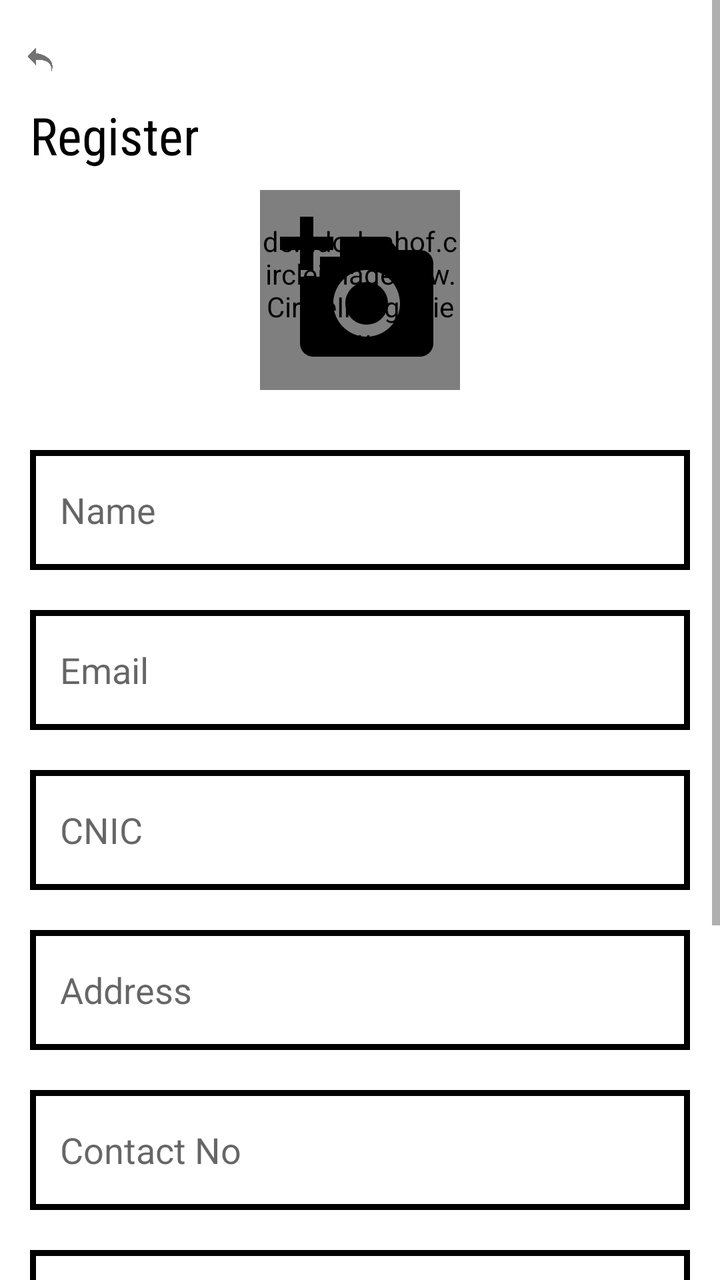
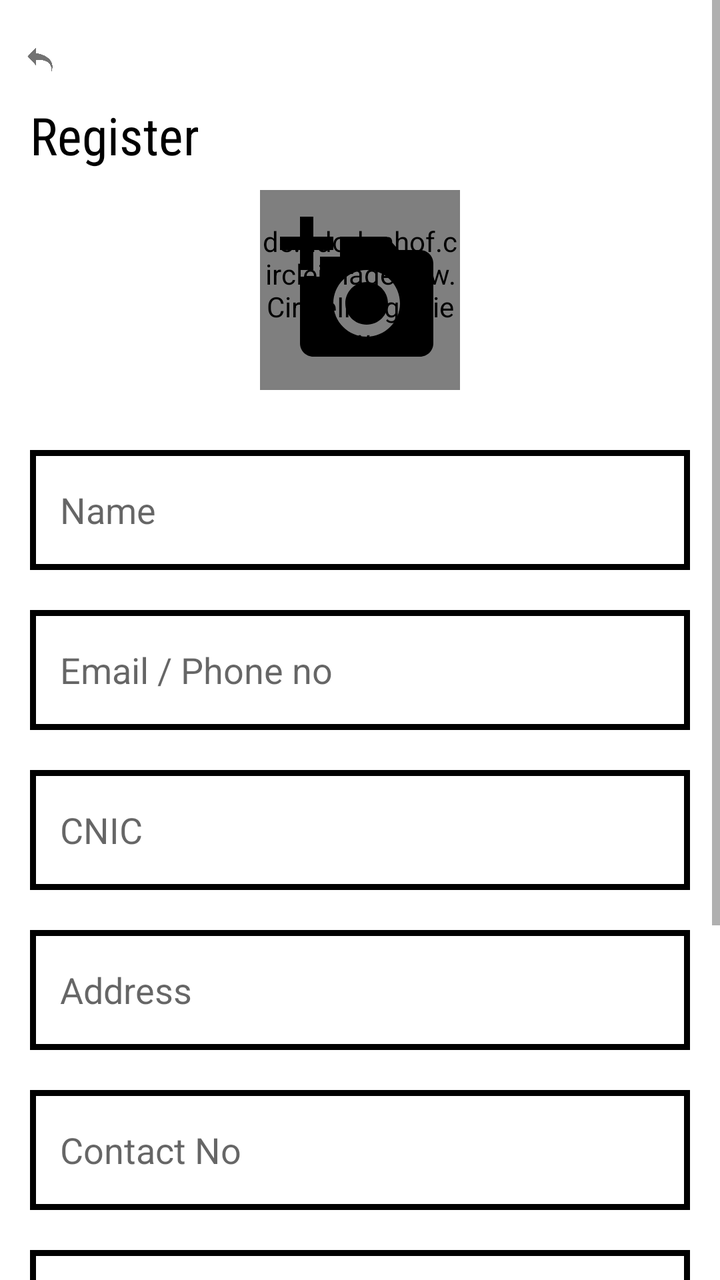

An Android layout rendered at two revisions. The XML below is the earlier revision; the diff shows what the commit changed to produce the second picture.
<!-- AndroidManifest.xml: application theme Theme.Project_Code -->
<!-- res/layout/activity_register_screen.xml -->
<?xml version="1.0" encoding="utf-8"?>
<RelativeLayout
    xmlns:android="http://schemas.android.com/apk/res/android"
    xmlns:tools="http://schemas.android.com/tools"
    xmlns:app="http://schemas.android.com/apk/res-auto"
    android:layout_width="match_parent"
    android:layout_height="match_parent"
    tools:context=".presentationLayer.Register_Screen">

    <ScrollView
        android:layout_width="match_parent"
        android:layout_height="match_parent">

        <RelativeLayout
            android:layout_width="match_parent"
            android:layout_height="match_parent">

            <ImageView
                android:id="@+id/back_button"
                android:layout_width="20dp"
                android:layout_height="20dp"
                android:layout_marginStart="10dp"
                android:layout_marginTop="20dp"
                android:background="@drawable/back_button"
                android:backgroundTint="#727272" />

            <TextView
                android:id="@+id/log_in"
                android:layout_width="wrap_content"
                android:layout_height="wrap_content"
                android:layout_below="@id/back_button"
                android:layout_marginStart="15dp"
                android:layout_marginTop="10dp"
                android:fontFamily="sans-serif-condensed"
                android:text="Register"
                android:textColor="#000000"
                android:textSize="26sp" />

            <RelativeLayout
                android:layout_width="100dp"
                android:layout_height="100dp"
                android:layout_below="@id/log_in"
                android:layout_margin="10dp"
                android:layout_centerHorizontal="true"
                android:id="@+id/rl_pics">

                <de.hdodenhof.circleimageview.CircleImageView
                    android:id="@+id/display_pic"
                    android:layout_width="match_parent"
                    android:layout_height="match_parent"/>

                <ImageView
                    android:id="@+id/add_display_pic"
                    android:layout_width="80dp"
                    android:layout_height="80dp"
                    android:layout_centerInParent="true"
                    android:background="@drawable/add_photo_icon"
                    android:backgroundTint="#000000" />
            </RelativeLayout>

            <RelativeLayout
                android:layout_width="match_parent"
                android:layout_height="60dp"
                android:layout_below="@id/rl_pics"
                android:layout_marginTop="20dp"
                android:layout_centerHorizontal="true"
                android:layout_marginStart="30dp"
                android:id="@+id/name">

                <ImageView
                    android:layout_width="match_parent"
                    android:layout_height="match_parent"
                    android:background="@drawable/login_screen_et_bg"/>

                <EditText
                    android:id="@+id/Name_text"
                    android:layout_width="match_parent"
                    android:layout_height="match_parent"
                    android:layout_marginStart="15dp"
                    android:background="@null"
                    android:hint="Name" />
            </RelativeLayout>

            <RelativeLayout
                android:layout_width="match_parent"
                android:layout_height="60dp"
                android:layout_below="@id/name"
                android:layout_marginTop="20dp"
                android:layout_centerHorizontal="true"
                android:layout_marginStart="30dp"
                android:id="@+id/email">

                <ImageView
                    android:layout_width="match_parent"
                    android:layout_height="match_parent"
                    android:background="@drawable/login_screen_et_bg"/>

                <EditText
                    android:id="@+id/Email_text"
                    android:layout_width="match_parent"
                    android:layout_height="match_parent"
                    android:hint="Email"
                    android:layout_marginStart="15dp"
                    android:background="@null" />
            </RelativeLayout>

            <RelativeLayout
                android:layout_width="match_parent"
                android:layout_height="60dp"
                android:layout_below="@id/email"
                android:layout_marginTop="20dp"
                android:layout_centerHorizontal="true"
                android:layout_marginStart="30dp"
                android:id="@+id/cnic">

                <ImageView
                    android:layout_width="match_parent"
                    android:layout_height="match_parent"
                    android:background="@drawable/login_screen_et_bg"/>

                <EditText
                    android:id="@+id/CNIC_text"
                    android:layout_width="match_parent"
                    android:layout_height="match_parent"
                    android:hint="CNIC"
                    android:layout_marginStart="15dp"
                    android:background="@null" />
            </RelativeLayout>

            <RelativeLayout
                android:layout_width="match_parent"
                android:layout_height="60dp"
                android:layout_below="@id/cnic"
                android:layout_marginTop="20dp"
                android:layout_centerHorizontal="true"
                android:layout_marginStart="30dp"
                android:id="@+id/Address">

                <ImageView
                    android:layout_width="match_parent"
                    android:layout_height="match_parent"
                    android:background="@drawable/login_screen_et_bg"/>

                <EditText
                    android:id="@+id/Address_text"
                    android:layout_width="match_parent"
                    android:layout_height="match_parent"
                    android:hint="Address"
                    android:layout_marginStart="15dp"
                    android:background="@null" />
            </RelativeLayout>

            <RelativeLayout
                android:layout_width="match_parent"
                android:layout_height="60dp"
                android:layout_below="@id/Address"
                android:layout_marginTop="20dp"
                android:layout_centerHorizontal="true"
                android:layout_marginStart="30dp"
                android:id="@+id/contact_no">

                <ImageView
                    android:layout_width="match_parent"
                    android:layout_height="match_parent"
                    android:background="@drawable/login_screen_et_bg"/>

                <EditText
                    android:id="@+id/Contact_text"
                    android:layout_width="match_parent"
                    android:layout_height="match_parent"
                    android:layout_marginStart="15dp"
                    android:background="@null"
                    android:hint="Contact No" />
            </RelativeLayout>

            <RelativeLayout
                android:layout_width="match_parent"
                android:layout_height="60dp"
                android:layout_below="@id/contact_no"
                android:layout_marginTop="20dp"
                android:layout_centerHorizontal="true"
                android:layout_marginStart="30dp"
                android:id="@+id/credit_card_no">

                <ImageView
                    android:layout_width="match_parent"
                    android:layout_height="match_parent"
                    android:background="@drawable/login_screen_et_bg"/>

                <EditText
                    android:id="@+id/Card_text"
                    android:layout_width="match_parent"
                    android:layout_height="match_parent"
                    android:hint="Credit Card No"
                    android:layout_marginStart="15dp"
                    android:background="@null" />
            </RelativeLayout>

            <RelativeLayout
                android:layout_width="match_parent"
                android:layout_height="60dp"
                android:layout_below="@id/credit_card_no"
                android:layout_marginTop="20dp"
                android:layout_centerHorizontal="true"
                android:layout_marginStart="30dp"
                android:id="@+id/password">

                <ImageView
                    android:layout_width="match_parent"
                    android:layout_height="match_parent"
                    android:background="@drawable/login_screen_et_bg"/>

                <EditText
                    android:id="@+id/Password_text"
                    android:layout_width="match_parent"
                    android:layout_height="match_parent"
                    android:hint="Password"
                    android:layout_marginStart="15dp"
                    android:background="@null"
                    android:inputType="textPassword" />
            </RelativeLayout>

            <RelativeLayout
                android:layout_width="match_parent"
                android:layout_height="60dp"
                android:layout_below="@id/password"
                android:layout_marginTop="30dp"
                android:layout_centerHorizontal="true"
                android:layout_marginStart="30dp"
                android:id="@+id/sign_up_button">

                <ImageView
                    android:layout_width="match_parent"
                    android:layout_height="match_parent"
                    android:background="@drawable/main_screen_button_bg"
                    android:backgroundTint="#000000" />

                <TextView
                    android:layout_width="wrap_content"
                    android:layout_height="wrap_content"
                    android:text="SIGN UP"
                    android:textColor="#FFFFFF"
                    android:layout_centerInParent="true"
                    android:textStyle="bold"/>
            </RelativeLayout>

            <View
                android:layout_width="match_parent"
                android:layout_height="30dp"
                android:layout_below="@id/sign_up_button"/>
        </RelativeLayout>
    </ScrollView>
</RelativeLayout>
<!-- resources referenced by this layout -->
<resources>
  <!-- drawable add_photo_icon (drawable) -->
  <vector android:height="24dp" android:tint="#FFFFFF"
      android:viewportHeight="24" android:viewportWidth="24"
      android:width="24dp" xmlns:android="http://schemas.android.com/apk/res/android">
      <path android:fillColor="@android:color/white" android:pathData="M3,4V1h2v3h3v2H5v3H3V6H0V4H3zM6,10V7h3V4h7l1.83,2H21c1.1,0 2,0.9 2,2v12c0,1.1 -0.9,2 -2,2H5c-1.1,0 -2,-0.9 -2,-2V10H6zM13,19c2.76,0 5,-2.24 5,-5s-2.24,-5 -5,-5s-5,2.24 -5,5S10.24,19 13,19zM9.8,14c0,1.77 1.43,3.2 3.2,3.2s3.2,-1.43 3.2,-3.2s-1.43,-3.2 -3.2,-3.2S9.8,12.23 9.8,14z"/>
  </vector>
  <!-- drawable back_button: png bitmap (drawable, 20170 bytes) -->
  <!-- drawable login_screen_et_bg (drawable) -->
  <?xml version="1.0" encoding="utf-8"?>
  <shape xmlns:android="http://schemas.android.com/apk/res/android"
      android:shape="rectangle">
      <solid
          android:color="#FFFFFF"/>
      <stroke
          android:width="3dp"
          android:color="#000000"/>
  </shape>
  <!-- drawable main_screen_button_bg (drawable) -->
  <?xml version="1.0" encoding="utf-8"?>
  <shape xmlns:android="http://schemas.android.com/apk/res/android"
      android:shape="rectangle">
      <solid
          android:color="#FFFFFF"/>
      <corners
          android:radius="5dp" />
      <stroke
          android:width="3dp"
          android:color="#000000"/>
  </shape>
  <style name="Theme.Project_Code" parent="Theme.MaterialComponents.DayNight.NoActionBar">
          
          <item name="colorPrimary">@color/purple_500</item>
          <item name="colorPrimaryVariant">@color/purple_700</item>
          <item name="colorOnPrimary">@color/white</item>
          
          <item name="colorSecondary">@color/teal_200</item>
          <item name="colorSecondaryVariant">@color/teal_700</item>
          <item name="colorOnSecondary">@color/black</item>
          
          <item name="android:statusBarColor" tools:targetApi="l">?attr/colorPrimaryVariant</item>
          
      </style>
  <color name="purple_500">#FF6200EE</color>
  <color name="purple_700">#FF3700B3</color>
  <color name="white">#FFFFFFFF</color>
  <color name="teal_200">#FF03DAC5</color>
  <color name="teal_700">#FF018786</color>
  <color name="black">#FF000000</color>
</resources>

<!-- the commit's change to res/layout/activity_register_screen.xml (unified diff, before → after) -->
@@ -99,9 +99,9 @@
                     android:id="@+id/Email_text"
                     android:layout_width="match_parent"
                     android:layout_height="match_parent"
-                    android:hint="Email"
-                    android:layout_marginStart="15dp"
-                    android:background="@null" />
+                    android:layout_marginStart="15dp"
+                    android:background="@null"
+                    android:hint="Email / Phone no" />
             </RelativeLayout>
 
             <RelativeLayout
